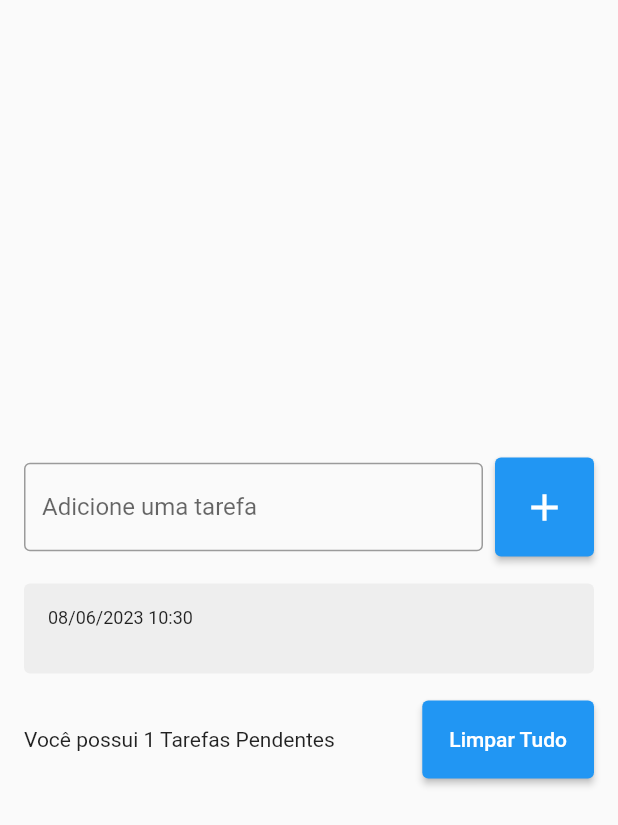
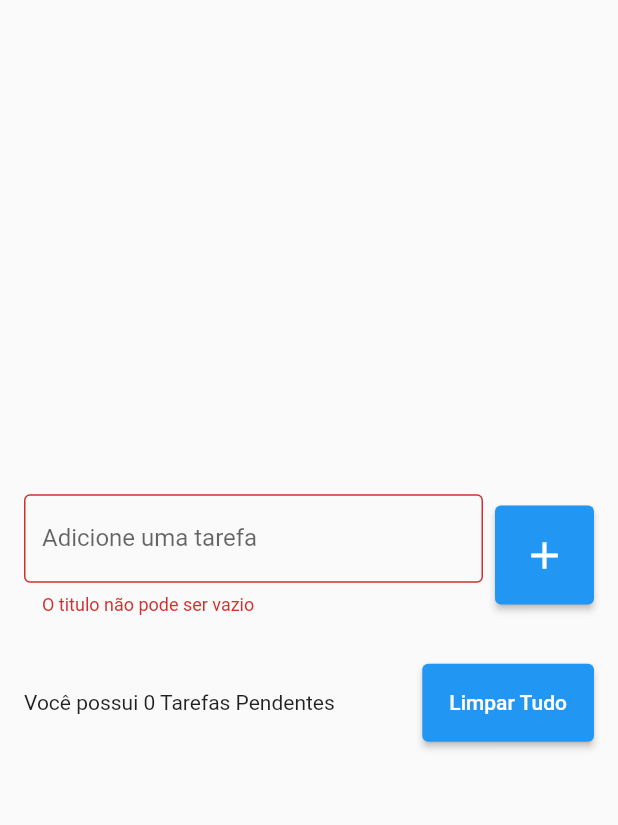
Before and after one commit to fabioferre/todolist, a Flutter app: the screen it shows after launch, after a tap on the "add" icon, after a tap on "Limpar Tudo", on a phone screen of 412 x 824 dp. Shown: the top 825 px of the screen. Run offline on Flutter 3.47's test engine with Material 2 defaults, Android fonts, the phone set to English and light mode, and no system bars; our stand-ins replace flutter_slidable, shared_preferences.

```diff
--- a/lib/models/todo.dart
+++ b/lib/models/todo.dart
@@ -1,5 +1,16 @@
 class Todo {
   Todo({ required this.title, required this.dateTime});
+  Todo.fromJson(Map<String, dynamic> json)
+      : title = json['title'],
+        dateTime = DateTime.parse(json['datetime']);
+
   String title;
   DateTime dateTime;
+  Map<String, dynamic>toJson(){
+    return {
+      'title': title,
+      'datetime': dateTime.toIso8601String()
+    };
+  }
+
 }
--- a/lib/pages/todo_list_page.dart
+++ b/lib/pages/todo_list_page.dart
@@ -1,3 +1,4 @@
+import 'package:curso/repositories/todo_repository.dart';
 import 'package:flutter/material.dart';
 
 import '../models/todo.dart';
@@ -12,7 +13,20 @@ class TodoListPage extends StatefulWidget {
 
 class _TodoListPageState extends State<TodoListPage> {
   final TextEditingController todoController = TextEditingController();
+  final TodoRepository todoRepository = TodoRepository();
   List<Todo> todos = [];
+  String? errorText;
+
+  @override
+  void initState() {
+    // TODO: implement initState
+    super.initState();
+    todoRepository.getTodoList().then((value) {
+      setState(() {
+        todos = value;
+      });
+    });
+  }
 
   @override
   Widget build(BuildContext context) {
@@ -29,10 +43,10 @@ class _TodoListPageState extends State<TodoListPage> {
                   Expanded(
                     child: TextField(
                       controller: todoController,
-                      decoration: const InputDecoration(
-                        border: OutlineInputBorder(),
-                        labelText: 'Adicione uma tarefa',
-                      ),
+                      decoration: InputDecoration(
+                          border: const OutlineInputBorder(),
+                          labelText: 'Adicione uma tarefa',
+                          errorText: errorText),
                     ),
                   ),
                   const SizedBox(
@@ -41,10 +55,20 @@ class _TodoListPageState extends State<TodoListPage> {
                   ElevatedButton(
                     onPressed: () {
                       String text = todoController.text;
+                      if (text.isEmpty) {
+                        setState(() {
+                          errorText = 'O titulo não pode ser vazio';
+                        });
+                        return;
+                      }
                       setState(() {
-                        Todo newTodo = Todo(title: text, dateTime: DateTime.now());
+                        Todo newTodo =
+                            Todo(title: text, dateTime: DateTime.now());
                         todos.add(newTodo);
+                        errorText = null;
                       });
+                      todoController.clear();
+                      todoRepository.saveTodoList(todos);
                     },
                     style: ElevatedButton.styleFrom(
                         backgroundColor: Colors.blue,
@@ -60,9 +84,10 @@ class _TodoListPageState extends State<TodoListPage> {
               Flexible(
                 child: ListView(
                   shrinkWrap: true,
-                  children: [for (Todo todo in todos)
-
-                    TodoListItem(todo: todo,)],
+                  children: [
+                    for (Todo todo in todos)
+                      TodoListItem(todo: todo, onDelete: onDelete)
+                  ],
                 ),
               ),
               const SizedBox(
@@ -71,11 +96,12 @@ class _TodoListPageState extends State<TodoListPage> {
               Row(
                 children: [
                   Expanded(
-                    child: Text('Você possui ${todos.length} Tarefas Pendentes'),
+                    child:
+                        Text('Você possui ${todos.length} Tarefas Pendentes'),
                   ),
                   const SizedBox(width: 8),
                   ElevatedButton(
-                    onPressed: () {},
+                    onPressed: removeAll,
                     style: ElevatedButton.styleFrom(
                         backgroundColor: Colors.blue,
                         padding: const EdgeInsets.all(18)),
@@ -89,4 +115,29 @@ class _TodoListPageState extends State<TodoListPage> {
       ),
     );
   }
+
+  onDelete(Todo todo) {
+    setState(() {
+      todos.remove(todo);
+    });
+    todoRepository.saveTodoList(todos);
+    ScaffoldMessenger.of(context).showSnackBar(SnackBar(
+      content: Text('Tarefa ${todo.title} foi removida com sucesso'),
+      action: SnackBarAction(
+        label: 'Desfazer',
+        onPressed: () {
+          setState(() {
+            todos.add(todo);
+          });
+        },
+      ),
+    ));
+  }
+
+  removeAll() {
+    setState(() {
+      todos = [];
+    });
+    todoRepository.saveTodoList(todos);
+  }
 }
--- /dev/null
+++ b/lib/repositories/todo_repository.dart
@@ -0,0 +1,21 @@
+import 'dart:convert';
+import 'package:shared_preferences/shared_preferences.dart';
+import '../models/todo.dart';
+
+const todoListKey = 'todo_list';
+
+class TodoRepository {
+  late SharedPreferences sharedPreferences;
+
+  Future<List<Todo>> getTodoList() async {
+    sharedPreferences = await SharedPreferences.getInstance();
+    final String jsonString = sharedPreferences.getString(todoListKey) ?? '[]';
+    final List jsonDecoded = jsonDecode(jsonString) as List;
+    return jsonDecoded.map((e) => Todo.fromJson(e)).toList();
+  }
+
+  void saveTodoList(List<Todo> todos) {
+    final jsonString = json.encode(todos);
+    sharedPreferences.setString(todoListKey, jsonString);
+  }
+}
--- a/pubspec.yaml
+++ b/pubspec.yaml
@@ -36,6 +36,8 @@ dependencies:
   # Use with the CupertinoIcons class for iOS style icons.
   cupertino_icons: ^1.0.2
   intl:
+  flutter_slidable: ^3.0.0
+  shared_preferences: ^2.1.1
 
 dev_dependencies:
   flutter_test:
```
Also changed, not shown: lib/widgets/todo_list_item.dart (+34 -4 lines), pubspec.lock.
